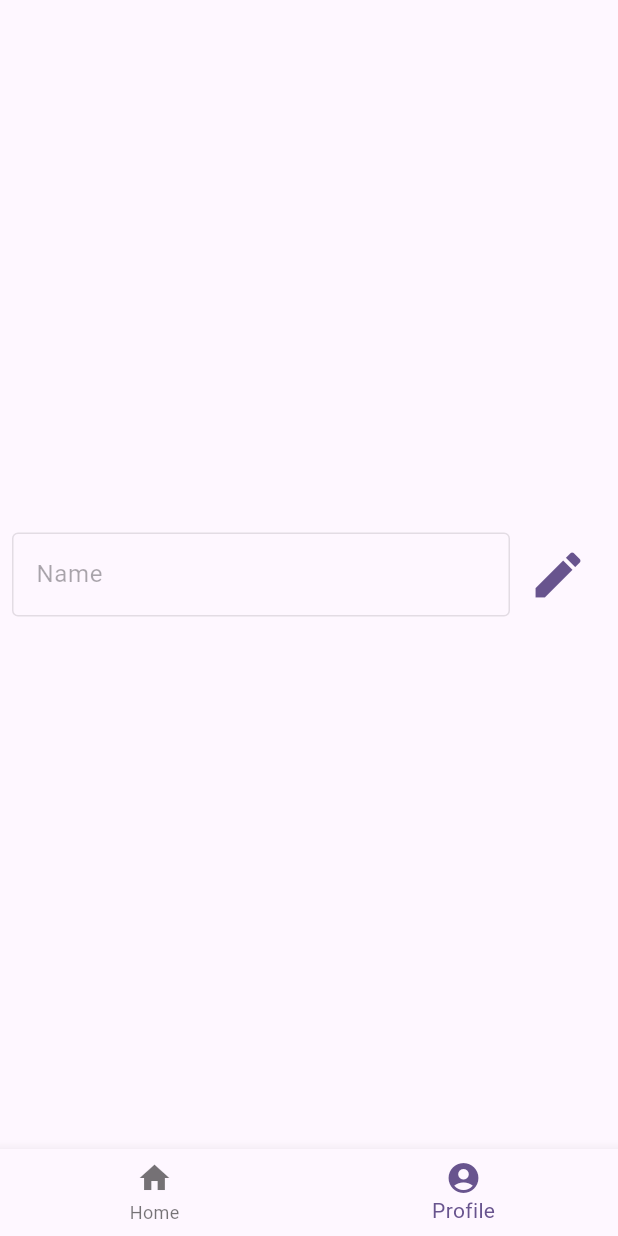
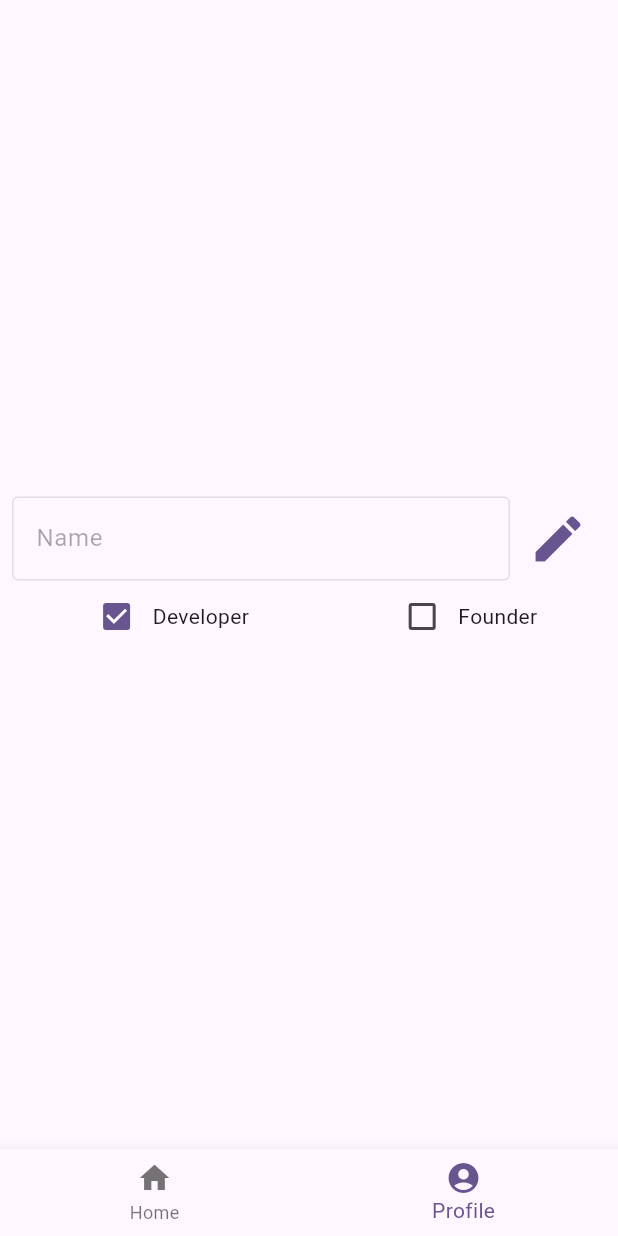
Before and after one commit to Fergus-Lai/valley_challenge, a Flutter app: the screen it shows once a user with an empty profile is signed in, item 2 of the bottom bar chosen, on a phone screen of 412 x 824 dp. Run offline on Flutter 3.47's test engine with Material 2 defaults, Android fonts, the phone set to English and light mode, and no system bars; our stand-ins replace cloud_firestore, firebase_auth, firebase_core; accounts and stored records are empty.

Commit message:
Abstracted Role Checkbox and Implemented Changing Role

```diff
--- a/lib/pages/app/profile_page.dart
+++ b/lib/pages/app/profile_page.dart
@@ -1,6 +1,7 @@
 import 'package:cloud_firestore/cloud_firestore.dart';
 import 'package:firebase_auth/firebase_auth.dart';
 import 'package:flutter/material.dart';
+import 'package:valley_challenge/pages/components/dev_checkbox.dart';
 
 class ProfilePage extends StatefulWidget {
   final DocumentSnapshot<Map<String, dynamic>> user;
@@ -15,6 +16,15 @@ class ProfilePageState extends State<ProfilePage> {
       TextEditingController(text: widget.user.data()?["name"]);
   bool nameEdit = false;
   String? nameError;
+  bool developer = true;
+
+  Future<void> onChanged(bool isDev) async {
+    setState(() {
+      developer = isDev;
+    });
+    await widget.user.reference
+        .update({"role": developer ? "developer" : "founder"});
+  }
 
   Future<void> nameButtonPressed() async {
     if (nameEdit) {
@@ -62,7 +72,8 @@ class ProfilePageState extends State<ProfilePage> {
                   onPressed: nameButtonPressed,
                   child: Icon(nameEdit ? Icons.save : Icons.edit, size: 40))
             ],
-          )
+          ),
+          DevCheckBox(developer: developer, onChanged: onChanged)
         ],
       ),
     ));
--- /dev/null
+++ b/lib/pages/components/dev_checkbox.dart
@@ -0,0 +1,29 @@
+import 'package:flutter/material.dart';
+
+class DevCheckBox extends StatelessWidget {
+  final bool developer;
+  final Function(bool) onChanged;
+  const DevCheckBox(
+      {super.key, required this.developer, required this.onChanged});
+
+  @override
+  Widget build(BuildContext context) {
+    return (Row(
+      mainAxisAlignment: MainAxisAlignment.spaceAround,
+      children: [
+        Row(
+          children: [
+            Checkbox(value: developer, onChanged: (_) => onChanged(true)),
+            const Text("Developer")
+          ],
+        ),
+        Row(
+          children: [
+            Checkbox(value: !developer, onChanged: (_) => onChanged(false)),
+            const Text("Founder")
+          ],
+        )
+      ],
+    ));
+  }
+}
```
Also changed, not shown: lib/pages/app/data_page.dart (+8 -23 lines).
